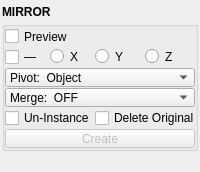
First picture: the form in blendertk/edit_utils/mirror.ui, repository m3trik/blendertk, before the edit.
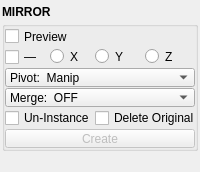
Second picture: the form after the edit. Custom widgets are drawn as their Qt base class.

What changed in the file:
```diff
--- a/blendertk/edit_utils/mirror.ui
+++ b/blendertk/edit_utils/mirror.ui
@@ -259,6 +259,11 @@
            <property name="frame">
             <bool>true</bool>
            </property>
+           <item>
+            <property name="text">
+             <string>Pivot:  Manip</string>
+            </property>
+           </item>
            <item>
             <property name="text">
              <string>Pivot:  Object</string>
```
Left out of the diff: 13 changed lines with no effect on the pictures.
